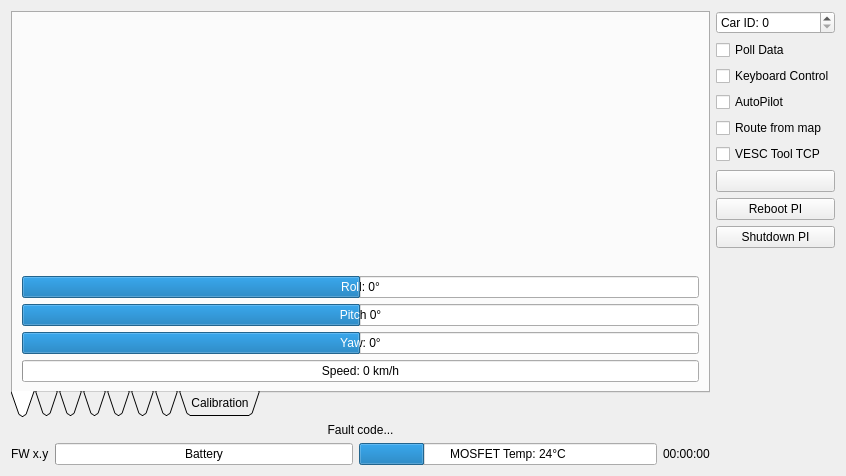
Before: the Qt Designer form Linux/RControlStation/carinterface.ui in GunnarLarssonSLU/rise_sdvp, drawn with Qt 5.
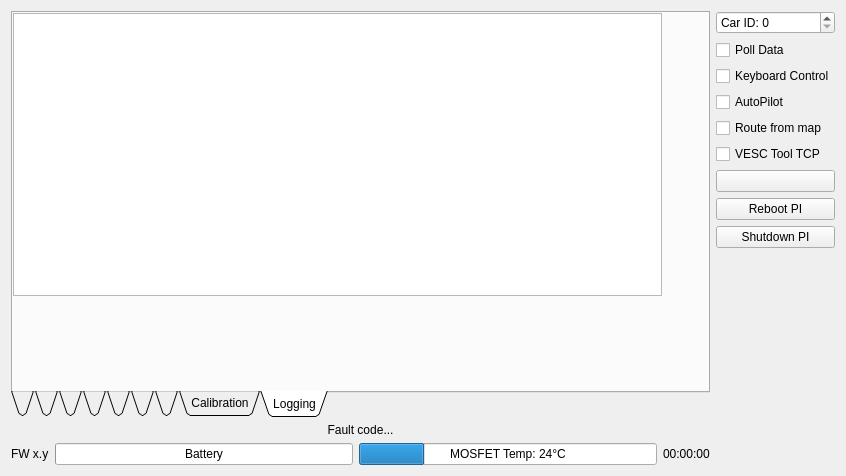
After: the same form once the commit is applied. Icons and pictures are not drawn. Custom widgets are drawn as their Qt base class.

```diff
--- a/Linux/RControlStation/carinterface.ui
+++ b/Linux/RControlStation/carinterface.ui
@@ -31,7 +31,7 @@
         <enum>QTabWidget::Triangular</enum>
        </property>
        <property name="currentIndex">
-        <number>0</number>
+        <number>8</number>
        </property>
        <property name="tabsClosable">
         <bool>false</bool>
@@ -53,12 +53,12 @@
            <item>
             <spacer name="orientationSpacer">
              <property name="orientation">
-              <enum>Qt::Vertical</enum>
+              <enum>Qt::Horizontal</enum>
              </property>
              <property name="sizeHint" stdset="0">
               <size>
-               <width>20</width>
-               <height>40</height>
+               <width>40</width>
+               <height>20</height>
               </size>
              </property>
             </spacer>
@@ -1194,6 +1194,26 @@
          </property>
         </widget>
        </widget>
+       <widget class="QWidget" name="tabLog">
+        <attribute name="title">
+         <string>Logging</string>
+        </attribute>
+        <widget class="QTextBrowser" name="LogBrowser">
+         <property name="geometry">
+          <rect>
+           <x>0</x>
+           <y>0</y>
+           <width>649</width>
+           <height>283</height>
+          </rect>
+         </property>
+         <property name="font">
+          <font>
+           <family>Monospace</family>
+          </font>
+         </property>
+        </widget>
+       </widget>
       </widget>
      </item>
      <item>
```
